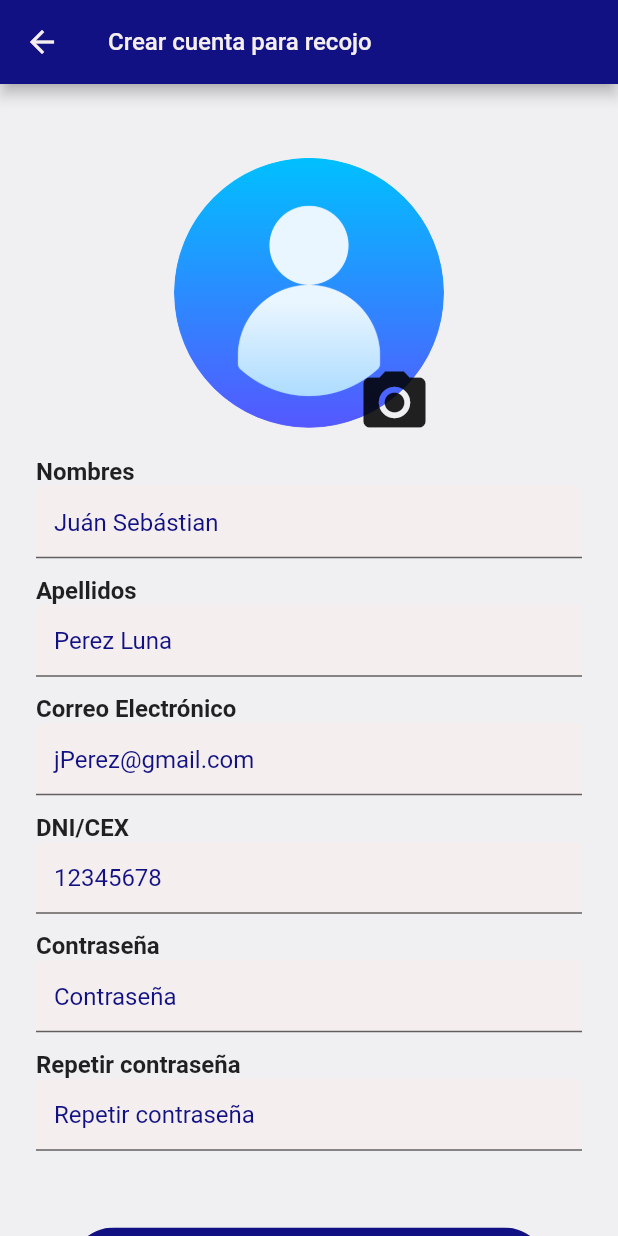
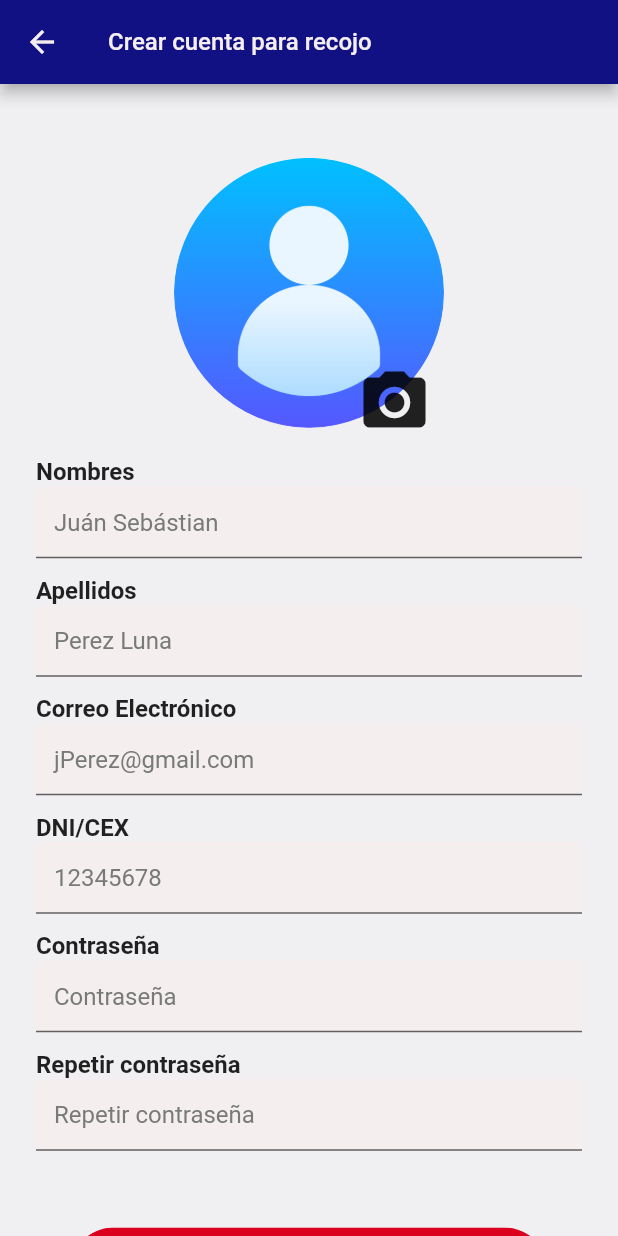
Before and after one commit to paku-apps/clean_flutter_app, a Flutter app: the RegisterChargerPage screen opened by its route, on a phone screen of 412 x 824 dp. Run offline on Flutter 3.47's test engine with Material 2 defaults, Android fonts, the light colour scheme and no system bars; our stand-ins replace dio, equatable, flutter_svg, flutter_typeahead, get, image_picker and 3 more; missing offline and left inert: flutter_barcode_scanner; accounts and stored records are empty.

Commit message:
Added changes

```diff
--- a/lib/features/register_charger/register_charger_page.dart
+++ b/lib/features/register_charger/register_charger_page.dart
@@ -70,29 +70,31 @@ class RegisterChargerPage extends StatelessWidget {
                     ),
                     TextFormFieldIconNormal(
                       onChanged: (value) {},
-                      controller: registerChargerController.nameController,
+                      controller: registerChargerController.docController,
                       validatorFunction: (value) {registerChargerController.validateDoc(value);},
                       label: registerChargerFieldNumDoc,
                       hint: registerChargerFieldHintNumDoc
                     ),
                     TextFormFieldIconNormal(
                       onChanged: (value) {},
-                      controller: registerChargerController.nameController,
+                      controller: registerChargerController.passConytoller,
                       validatorFunction: (value) {registerChargerController.validateNombres(value);},
                       label: registerChargerFieldPass,
                       hint: registerChargerFieldHintPass
                     ),
                     TextFormFieldIconNormal(
                       onChanged: (value) {},
-                      controller: registerChargerController.nameController,
-                      validatorFunction: (value) {registerChargerController.validateNombres(value);},
+                      controller: registerChargerController.repassController,
+                      validatorFunction: (value) {registerChargerController.validatePass(value);},
                       label: registerChargerFieldRePass,
                       hint: registerChargerFieldHintRePass
                     ),
                     SizedBox(height: size.height * 0.05),
-                    RoundedButton(
+                    registerChargerController.isLoading? CircularProgressIndicator() : RoundedButton(
                       text: registerChargerButton,
-                      press: () {}
+                      color: accentColor,
+                      press: () => registerChargerController.checkToRegister()
+                      //controller.checkLogin
                     ),
                     SizedBox(height: size.height * 0.05)
                   ]
--- a/lib/widgets/inputs/input_icon_form_fielld_normal.dart
+++ b/lib/widgets/inputs/input_icon_form_fielld_normal.dart
@@ -47,8 +47,7 @@ class TextFormFieldIconNormal extends StatelessWidget {
             },
             decoration: InputDecoration(
               hintText: hint,
-              hoverColor: primaryColor,
-              hintStyle: const TextStyle(color: primaryColor),
+              hintStyle: const TextStyle(color: textPrimaryColorUnselected),
               filled: true,
               fillColor: whiteColor,
               prefixIcon: leftIcon != null ?Icon(
```
Also changed, not shown: lib/data/repository/charger_repository.dart (+38 -1 lines), lib/features/register_charger/register_charger_controller.dart (+37 -0 lines).
